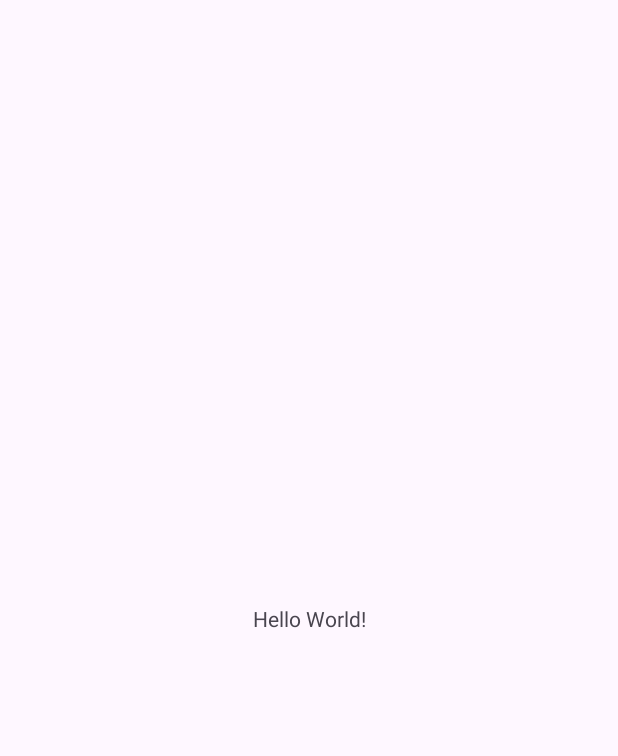
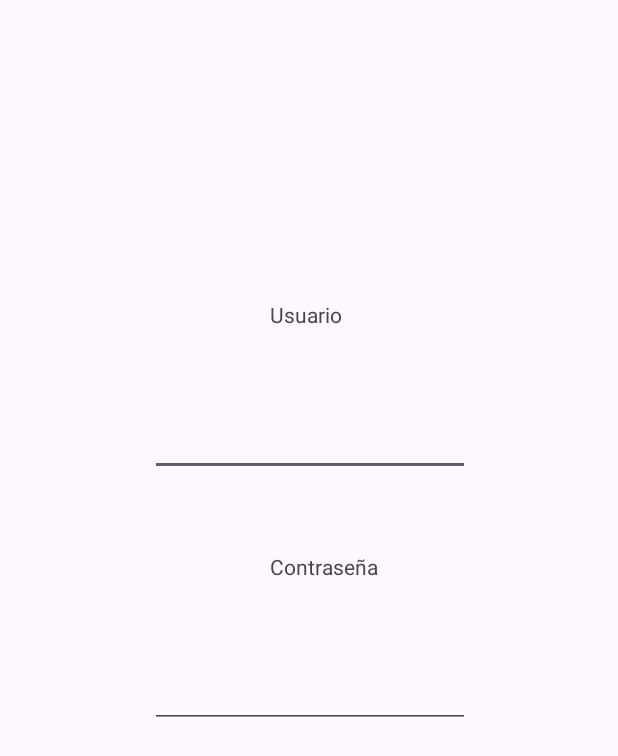
Before and after one commit to Manzano17/Signo-Play, an Android app: the screen it shows after launch (MainActivity), on a phone screen of 412 x 824 dp. Before the commit the part shown is almost empty. Shown: the top 756 px of the screen. Run offline under Robolectric (Android 15) with nearby library versions, the phone set to English and light mode, and no system bars.

Commit message:
Primeras 2 pantallas

```diff
--- a/app/src/main/AndroidManifest.xml
+++ b/app/src/main/AndroidManifest.xml
@@ -13,6 +13,9 @@
         android:theme="@style/Theme.SignoPlay"
         tools:targetApi="31">
         <activity
+            android:name=".VerProgreso"
+            android:exported="false" />
+        <activity
             android:name=".MainActivity"
             android:exported="true">
             <intent-filter>
--- a/app/src/main/res/layout/activity_main.xml
+++ b/app/src/main/res/layout/activity_main.xml
@@ -7,11 +7,44 @@
     tools:context=".MainActivity">
 
     <TextView
+        android:id="@+id/text_usuario"
         android:layout_width="wrap_content"
         android:layout_height="wrap_content"
-        android:text="Hello World!"
-        app:layout_constraintBottom_toBottomOf="parent"
-        app:layout_constraintEnd_toEndOf="parent"
+        android:layout_marginStart="180dp"
+        android:layout_marginTop="200dp"
+        android:text="Usuario"
+        app:layout_constraintStart_toStartOf="parent"
+        app:layout_constraintTop_toTopOf="parent" />
+
+    <EditText
+        android:id="@+id/edit_usuario"
+        android:layout_width="wrap_content"
+        android:layout_height="wrap_content"
+        android:layout_marginStart="100dp"
+        android:layout_marginTop="272dp"
+        android:ems="10"
+        android:inputType="text"
+        app:layout_constraintStart_toStartOf="parent"
+        app:layout_constraintTop_toTopOf="parent" />
+
+    <TextView
+        android:id="@+id/text_contrasenia"
+        android:layout_width="wrap_content"
+        android:layout_height="wrap_content"
+        android:layout_marginStart="180dp"
+        android:layout_marginTop="368dp"
+        android:text="Contraseña"
+        app:layout_constraintStart_toStartOf="parent"
+        app:layout_constraintTop_toTopOf="parent" />
+
+    <EditText
+        android:id="@+id/edit_contrasenia"
+        android:layout_width="wrap_content"
+        android:layout_height="wrap_content"
+        android:layout_marginStart="100dp"
+        android:layout_marginTop="440dp"
+        android:ems="10"
+        android:inputType="text"
         app:layout_constraintStart_toStartOf="parent"
         app:layout_constraintTop_toTopOf="parent" />
 
```
Also changed, not shown: app/src/main/java/com/proyecto/signoplay/VerProgreso.kt (added, +11 -0 lines), app/src/main/res/layout/activity_ver_progreso.xml (added, +95 -0 lines).
